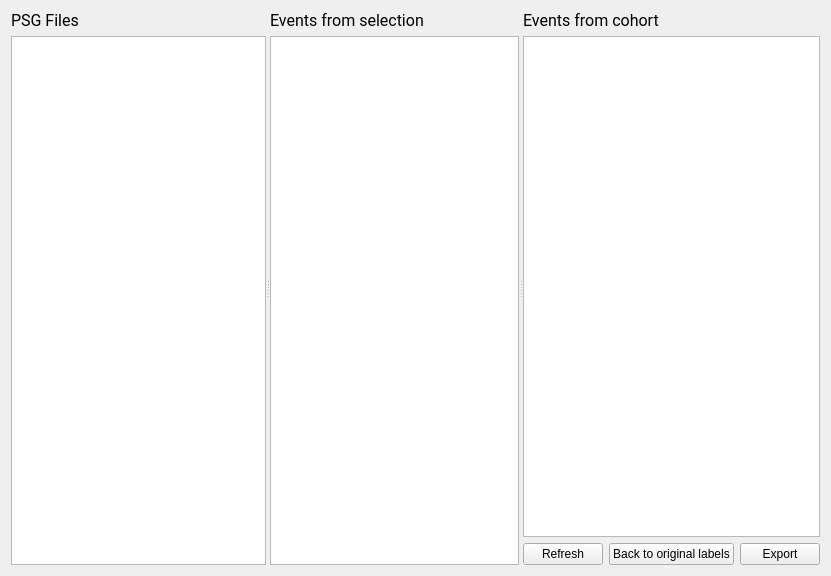
The window that tools/CEAMSTools/EditAnnotations/EditorStep/Ui_EditorStep.ui (SnoozToolbox/snooz-package-ceams) describes before a commit, drawn with Qt 5.
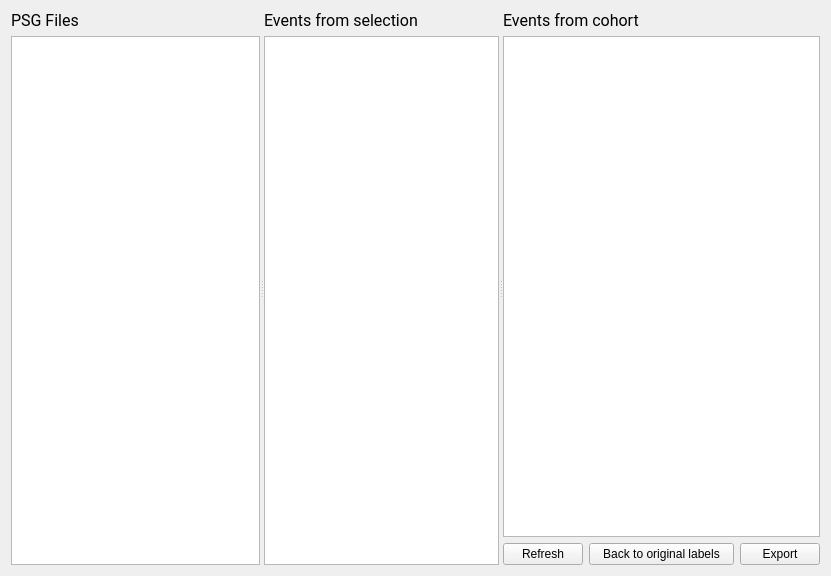
The same window after the commit.

The edit to the form file:
```diff
--- a/tools/CEAMSTools/EditAnnotations/EditorStep/Ui_EditorStep.ui
+++ b/tools/CEAMSTools/EditAnnotations/EditorStep/Ui_EditorStep.ui
@@ -30,7 +30,6 @@
           <font>
            <family>Roboto</family>
            <pointsize>12</pointsize>
-           <weight>50</weight>
            <italic>false</italic>
            <bold>false</bold>
           </font>
@@ -61,7 +60,6 @@
            <font>
             <family>Roboto</family>
             <pointsize>12</pointsize>
-            <weight>50</weight>
             <italic>false</italic>
             <bold>false</bold>
            </font>
@@ -94,7 +92,6 @@
            <font>
             <family>Roboto</family>
             <pointsize>12</pointsize>
-            <weight>50</weight>
             <italic>false</italic>
             <bold>false</bold>
            </font>
@@ -125,7 +122,7 @@
              <string>To return to the original labels saved in the file.</string>
             </property>
             <property name="text">
-             <string>Back to original labels</string>
+             <string>   Back to original labels   </string>
             </property>
            </widget>
           </item>
```
Left out of the diff: 12 changed lines with no effect on the pictures.
